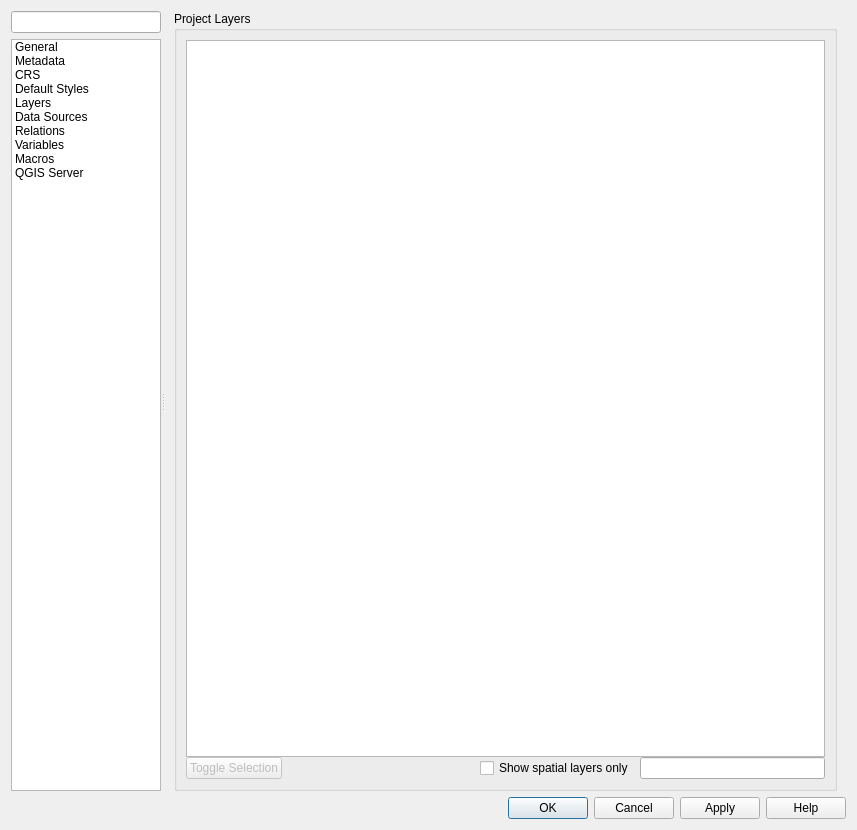
Before: the Qt Designer form src/ui/qgsprojectpropertiesbase.ui in qgis/QGIS, drawn with Qt 5.
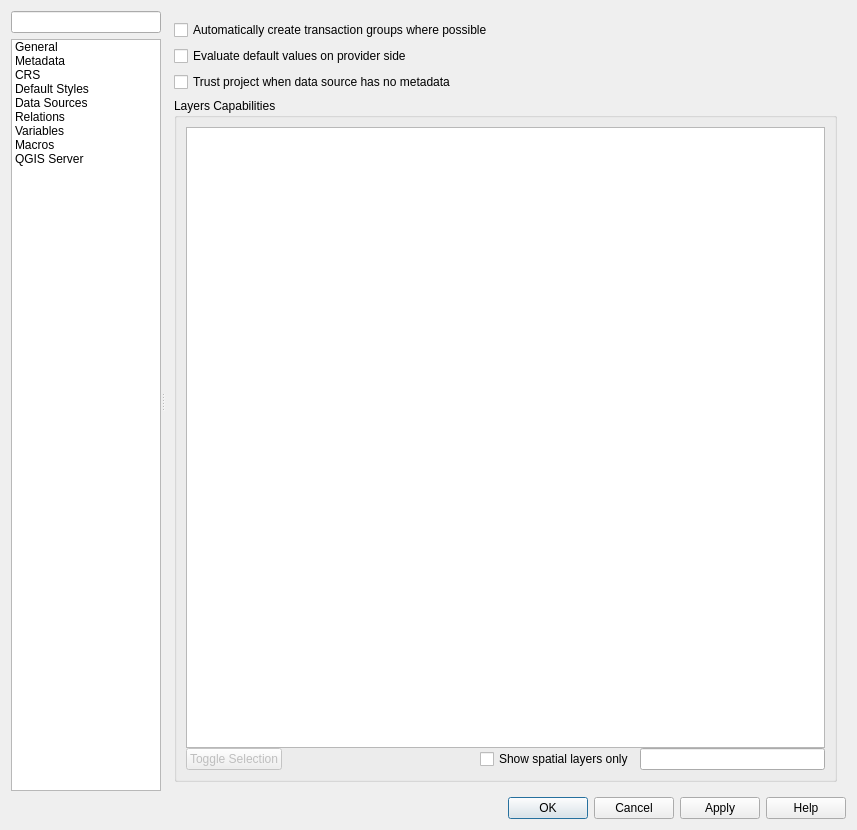
After: the same form once the commit is applied. Icons and pictures are not drawn. Custom widgets are drawn as their Qt base class.

Commit message: regroup 'Identify Layers' and 'Data Sources' in the same tab (project properties)

```diff
--- a/src/ui/qgsprojectpropertiesbase.ui
+++ b/src/ui/qgsprojectpropertiesbase.ui
@@ -19,8 +19,8 @@
   <property name="windowTitle">
    <string>Project Properties</string>
   </property>
-  <layout class="QVBoxLayout" name="verticalLayout">
-   <item>
+  <layout class="QGridLayout" name="gridLayout_21">
+   <item row="0" column="0">
     <widget class="QSplitter" name="mOptionsSplitter">
      <property name="orientation">
       <enum>Qt::Horizontal</enum>
@@ -137,18 +137,6 @@
             <normaloff>:/images/themes/default/propertyicons/symbology.svg</normaloff>:/images/themes/default/propertyicons/symbology.svg</iconset>
           </property>
          </item>
-         <item>
-          <property name="text">
-           <string>Layers</string>
-          </property>
-          <property name="toolTip">
-           <string>Identifiable layers</string>
-          </property>
-          <property name="icon">
-           <iconset resource="../../images/images.qrc">
-            <normaloff>:/images/themes/default/propertyicons/map_tools.svg</normaloff>:/images/themes/default/propertyicons/map_tools.svg</iconset>
-          </property>
-         </item>
          <item>
           <property name="text">
            <string>Data Sources</string>
@@ -242,7 +230,7 @@
        <item>
         <widget class="QStackedWidget" name="mOptionsStackedWidget">
          <property name="sizePolicy">
-          <sizepolicy hsizetype="Expanding" vsizetype="Expanding">
+          <sizepolicy hsizetype="Preferred" vsizetype="Preferred">
            <horstretch>0</horstretch>
            <verstretch>0</verstretch>
           </sizepolicy>
@@ -1361,107 +1349,6 @@
            </item>
           </layout>
          </widget>
-         <widget class="QWidget" name="mProjOptsLayers">
-          <layout class="QVBoxLayout" name="verticalLayout_9">
-           <property name="leftMargin">
-            <number>0</number>
-           </property>
-           <property name="topMargin">
-            <number>0</number>
-           </property>
-           <property name="rightMargin">
-            <number>0</number>
-           </property>
-           <property name="bottomMargin">
-            <number>0</number>
-           </property>
-           <item>
-            <widget class="QgsScrollArea" name="scrollArea_3">
-             <property name="frameShape">
-              <enum>QFrame::NoFrame</enum>
-             </property>
-             <property name="widgetResizable">
-              <bool>true</bool>
-             </property>
-             <widget class="QWidget" name="scrollAreaWidgetContents_3">
-              <property name="geometry">
-               <rect>
-                <x>0</x>
-                <y>0</y>
-                <width>676</width>
-                <height>764</height>
-               </rect>
-              </property>
-              <layout class="QVBoxLayout" name="verticalLayout_10">
-               <property name="topMargin">
-                <number>0</number>
-               </property>
-               <property name="bottomMargin">
-                <number>0</number>
-               </property>
-               <item>
-                <widget class="QGroupBox" name="groupBox_3">
-                 <property name="minimumSize">
-                  <size>
-                   <width>0</width>
-                   <height>100</height>
-                  </size>
-                 </property>
-                 <property name="title">
-                  <string>Project Layers</string>
-                 </property>
-                 <layout class="QGridLayout" name="gridLayout_20">
-                  <property name="verticalSpacing">
-                   <number>0</number>
-                  </property>
-                  <item row="3" column="3">
-                   <widget class="QgsFilterLineEdit" name="mLayerCapabilitiesTreeFilterLineEdit"/>
-                  </item>
-                  <item row="3" column="1">
-                   <spacer name="horizontalSpacer_5">
-                    <property name="orientation">
-                     <enum>Qt::Horizontal</enum>
-                    </property>
-                    <property name="sizeHint" stdset="0">
-                     <size>
-                      <width>40</width>
-                      <height>20</height>
-                     </size>
-                    </property>
-                   </spacer>
-                  </item>
-                  <item row="3" column="0">
-                   <widget class="QPushButton" name="mLayerCapabilitiesToggleSelectionButton">
-                    <property name="enabled">
-                     <bool>false</bool>
-                    </property>
-                    <property name="text">
-                     <string>Toggle Selection</string>
-                    </property>
-                   </widget>
-                  </item>
-                  <item row="1" column="0" colspan="4">
-                   <widget class="QTreeView" name="mLayerCapabilitiesTree"/>
-                  </item>
-                  <item row="3" column="2">
-                   <widget class="QCheckBox" name="mShowSpatialLayersCheckBox">
-                    <property name="layoutDirection">
-                     <enum>Qt::LeftToRight</enum>
-                    </property>
-                    <property name="text">
-                     <string>Show spatial layers only</string>
-                    </property>
-                   </widget>
-                  </item>
-                 </layout>
-                </widget>
-               </item>
-              </layout>
-             </widget>
-            </widget>
-           </item>
-          </layout>
-         </widget>
          <widget class="QWidget" name="mTab_DataSources">
           <layout class="QFormLayout" name="formLayout">
            <item row="0" column="0" colspan="2">
@@ -1474,7 +1361,7 @@
              </property>
             </widget>
            </item>
-           <item row="1" column="0">
+           <item row="1" column="0" colspan="2">
             <widget class="QCheckBox" name="mEvaluateDefaultValues">
              <property name="toolTip">
               <string>When enabled, default values will be evaluated as early as possible. This will fill default values in the add feature form already and not only create them on commit. Only supported for postgres provider.</string>
@@ -1496,22 +1383,57 @@
            </item>
            <item row="4" column="0" colspan="2">
             <widget class="QgsCollapsibleGroupBox" name="groupBox_5">
+             <property name="sizePolicy">
+              <sizepolicy hsizetype="Expanding" vsizetype="Expanding">
+               <horstretch>0</horstretch>
+               <verstretch>0</verstretch>
+              </sizepolicy>
+             </property>
              <property name="title">
-              <string>Required Layers</string>
+              <string>Layers Capabilities</string>
              </property>
              <layout class="QGridLayout" name="gridLayout_19">
-              <item row="0" column="0" colspan="2">
-               <widget class="QLabel" name="label_31">
+              <property name="verticalSpacing">
+               <number>0</number>
+              </property>
+              <item row="3" column="1">
+               <spacer name="horizontalSpacer_5">
+                <property name="orientation">
+                 <enum>Qt::Horizontal</enum>
+                </property>
+                <property name="sizeHint" stdset="0">
+                 <size>
+                  <width>40</width>
+                  <height>20</height>
+                 </size>
+                </property>
+               </spacer>
+              </item>
+              <item row="0" column="0" colspan="4">
+               <widget class="QTreeView" name="mLayerCapabilitiesTree"/>
+              </item>
+              <item row="3" column="0">
+               <widget class="QPushButton" name="mLayerCapabilitiesToggleSelectionButton">
+                <property name="enabled">
+                 <bool>false</bool>
+                </property>
                 <property name="text">
-                 <string>Checked layers in this list are protected from inadvertent removal from the project.</string>
+                 <string>Toggle Selection</string>
                 </property>
-                <property name="wordWrap">
-                 <bool>true</bool>
+               </widget>
+              </item>
+              <item row="3" column="2">
+               <widget class="QCheckBox" name="mShowSpatialLayersCheckBox">
+                <property name="layoutDirection">
+                 <enum>Qt::LeftToRight</enum>
                 </property>
+                <property name="text">
+                 <string>Show spatial layers only</string>
+                </property>
                </widget>
               </item>
-              <item row="2" column="0" colspan="2">
-               <widget class="QListView" name="mViewRequiredLayers"/>
+              <item row="3" column="3">
+               <widget class="QgsFilterLineEdit" name="mLayerCapabilitiesTreeFilterLineEdit"/>
               </item>
              </layout>
             </widget>
```
Left out of the diff: 13 changed lines with no effect on the pictures. The commit also changes 4 other files.
